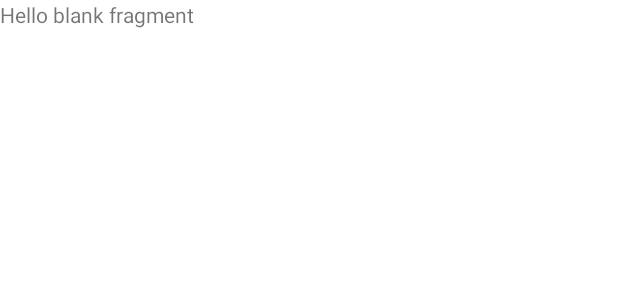
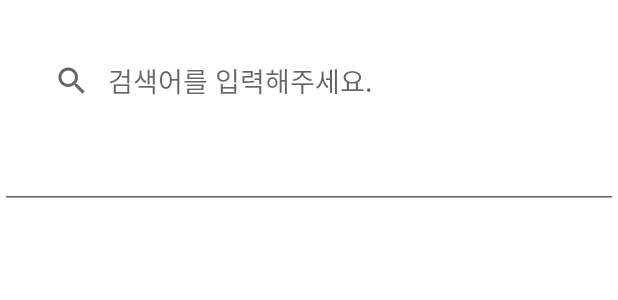
Before and after one commit to cyj2825/OOTW, an Android app: the layout fragment_search.xml on its own in the app's theme, with its tools: preview values and no code run, on a phone screen of 412 x 824 dp. Shown: the top 300 px of the screen. Run offline under Robolectric (Android 15) with nearby library versions, the light colour scheme and no system bars.

Commit message:
add fragment_search.xml

```diff
--- a/app/src/main/AndroidManifest.xml
+++ b/app/src/main/AndroidManifest.xml
@@ -21,7 +21,6 @@
         <activity android:name=".FindIdActivity"/>
         <activity android:name=".FindPwActivity"/>
         <activity android:name=".MainActivity"/>
-        <activity android:name=".SearchActivity"/>
     </application>
 
 </manifest>
--- a/app/src/main/java/com/example/ootw/SearchActivity.kt
+++ /dev/null
@@ -1,26 +0,0 @@
-package com.example.ootw
-
-import android.os.Bundle
-import android.util.Log
-import androidx.appcompat.app.AppCompatActivity
-import com.example.ootw.databinding.ActivitySearchBinding
-
-class SearchActivity: AppCompatActivity() {
-    private var mBinding: ActivitySearchBinding? = null
-    private val binding get() = mBinding!!
-
-    override fun onCreate(savedInstanceState: Bundle?) {
-        super.onCreate(savedInstanceState)
-        // 바인딩
-        mBinding = ActivitySearchBinding.inflate(layoutInflater)
-        setContentView(binding.root)
-
-    }
-
-    // 액티비티가 파괴될 때..
-    override fun onDestroy() {
-        // onDestroy 에서 binding class 인스턴스 참조를 정리해주어야 한다.
-        mBinding = null
-        super.onDestroy()
-    }
-}
--- a/app/src/main/res/layout/fragment_search.xml
+++ b/app/src/main/res/layout/fragment_search.xml
@@ -1,14 +1,35 @@
 <?xml version="1.0" encoding="utf-8"?>
-<FrameLayout xmlns:android="http://schemas.android.com/apk/res/android"
+<LinearLayout xmlns:android="http://schemas.android.com/apk/res/android"
+    xmlns:app="http://schemas.android.com/apk/res-auto"
     xmlns:tools="http://schemas.android.com/tools"
     android:layout_width="match_parent"
     android:layout_height="match_parent"
-    tools:context=".fragment.SearchFragment">
+    android:orientation="vertical" >
 
-    <!-- TODO: Update blank fragment layout -->
-    <TextView
+    <SearchView
+        android:id="@+id/searchView"
         android:layout_width="match_parent"
-        android:layout_height="match_parent"
-        android:text="@string/hello_blank_fragment" />
+        android:layout_height="wrap_content"
+        android:queryHint="검색어를 입력해주세요."
+        android:iconifiedByDefault="false"
+        android:layout_marginHorizontal="16dp"
+        android:layout_marginTop="30dp"
+        android:layout_marginBottom="16dp"
+        android:queryBackground="@android:color/transparent"/>
 
-</FrameLayout>
+    <AutoCompleteTextView
+        android:id="@+id/autoCompleteTextView"
+        android:layout_width="match_parent"
+        android:layout_height="45dp"
+        android:layout_marginBottom="420dp"
+        android:completionHint="검색어를 입력해주세요."
+        android:completionThreshold="1"
+        android:gravity="center_vertical"
+        android:textColorHint="#555555"
+        app:layout_constraintBottom_toBottomOf="parent"
+        app:layout_constraintEnd_toEndOf="parent"
+        app:layout_constraintHorizontal_bias="1.0"
+        app:layout_constraintStart_toStartOf="parent"
+        app:layout_constraintTop_toBottomOf="@+id/titleView"
+        app:layout_constraintVertical_bias="0.343" />
+</LinearLayout>
```
